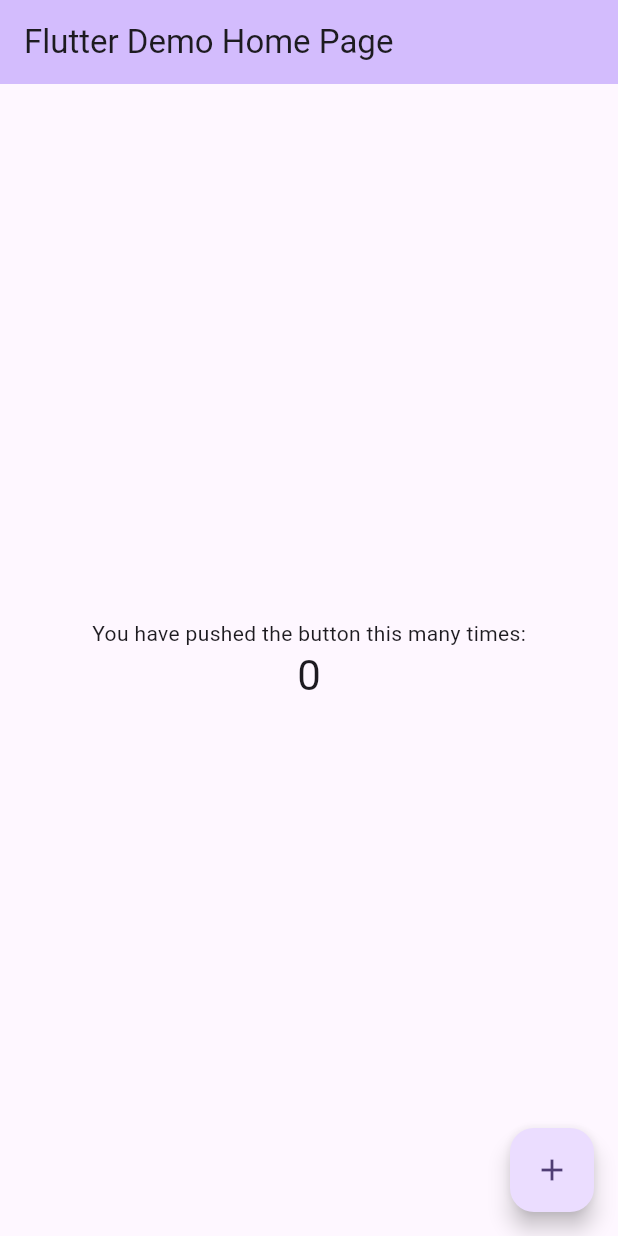
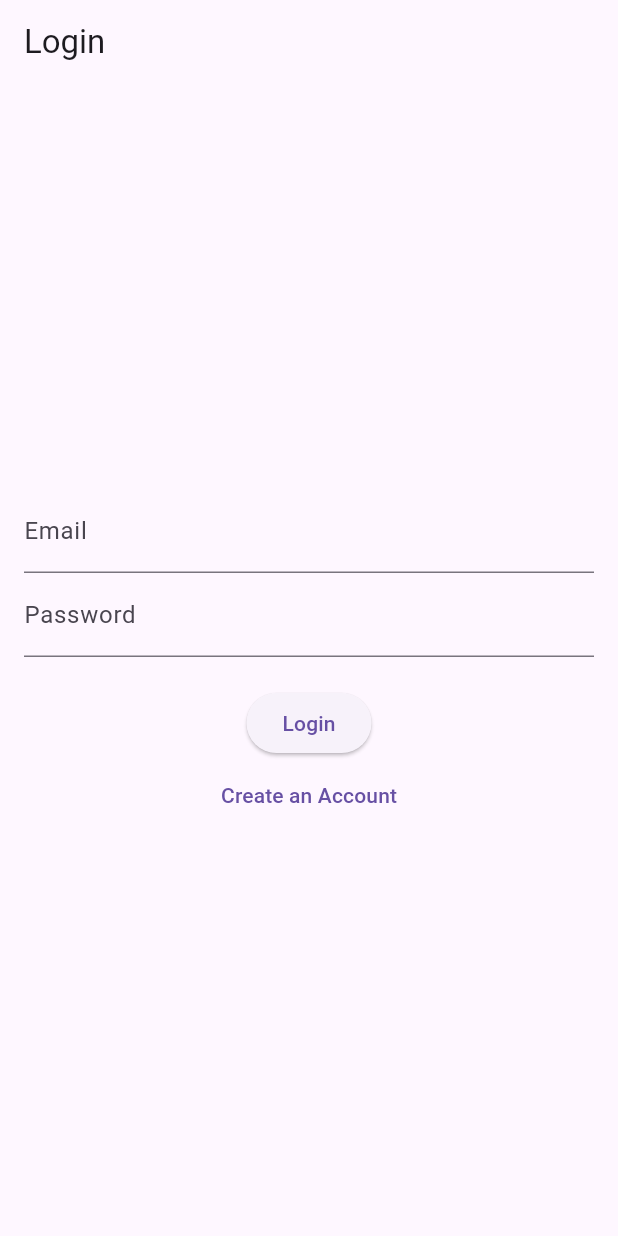
Before and after one commit to Steven-Awo/neuroflex2_app, a Flutter app: the screen it shows after launch, on a phone screen of 412 x 824 dp. Run offline on Flutter 3.47's test engine with Material 3 defaults, Android fonts, the light colour scheme and no system bars; our stand-ins replace firebase_auth, firebase_core; accounts and stored records are empty.

Commit message:
seting up ios

```diff
--- a/lib/main.dart
+++ b/lib/main.dart
@@ -1,122 +1,26 @@
 import 'package:flutter/material.dart';
+import 'package:firebase_core/firebase_core.dart';
+import 'pages/auth_page.dart';  // Import authentication page
+import 'services/firebase_options.dart';
 
-void main() {
-  runApp(const MyApp());
+void main() async {
+  WidgetsFlutterBinding.ensureInitialized();
+
+  // Initialize Firebase with Web Support
+  await Firebase.initializeApp(
+    options: DefaultFirebaseOptions.currentPlatform,
+  );
+
+  runApp(MyApp());
 }
 
 class MyApp extends StatelessWidget {
-  const MyApp({super.key});
-
-  // This widget is the root of your application.
   @override
   Widget build(BuildContext context) {
     return MaterialApp(
-      title: 'Flutter Demo',
-      theme: ThemeData(
-        // This is the theme of your application.
-        //
-        // TRY THIS: Try running your application with "flutter run". You'll see
-        // the application has a purple toolbar. Then, without quitting the app,
-        // try changing the seedColor in the colorScheme below to Colors.green
-        // and then invoke "hot reload" (save your changes or press the "hot
-        // reload" button in a Flutter-supported IDE, or press "r" if you used
-        // the command line to start the app).
-        //
-        // Notice that the counter didn't reset back to zero; the application
-        // state is not lost during the reload. To reset the state, use hot
-        // restart instead.
-        //
-        // This works for code too, not just values: Most code changes can be
-        // tested with just a hot reload.
-        colorScheme: ColorScheme.fromSeed(seedColor: Colors.deepPurple),
-      ),
-      home: const MyHomePage(title: 'Flutter Demo Home Page'),
+      debugShowCheckedModeBanner: false,
+      title: 'NeuroFlex App',
+      home: AuthPage(),  // This will now load the authentication page
     );
   }
 }
-
-class MyHomePage extends StatefulWidget {
-  const MyHomePage({super.key, required this.title});
-
-  // This widget is the home page of your application. It is stateful, meaning
-  // that it has a State object (defined below) that contains fields that affect
-  // how it looks.
-
-  // This class is the configuration for the state. It holds the values (in this
-  // case the title) provided by the parent (in this case the App widget) and
-  // used by the build method of the State. Fields in a Widget subclass are
-  // always marked "final".
-
-  final String title;
-
-  @override
-  State<MyHomePage> createState() => _MyHomePageState();
-}
-
-class _MyHomePageState extends State<MyHomePage> {
-  int _counter = 0;
-
-  void _incrementCounter() {
-    setState(() {
-      // This call to setState tells the Flutter framework that something has
-      // changed in this State, which causes it to rerun the build method below
-      // so that the display can reflect the updated values. If we changed
-      // _counter without calling setState(), then the build method would not be
-      // called again, and so nothing would appear to happen.
-      _counter++;
-    });
-  }
-
-  @override
-  Widget build(BuildContext context) {
-    // This method is rerun every time setState is called, for instance as done
-    // by the _incrementCounter method above.
-    //
-    // The Flutter framework has been optimized to make rerunning build methods
-    // fast, so that you can just rebuild anything that needs updating rather
-    // than having to individually change instances of widgets.
-    return Scaffold(
-      appBar: AppBar(
-        // TRY THIS: Try changing the color here to a specific color (to
-        // Colors.amber, perhaps?) and trigger a hot reload to see the AppBar
-        // change color while the other colors stay the same.
-        backgroundColor: Theme.of(context).colorScheme.inversePrimary,
-        // Here we take the value from the MyHomePage object that was created by
-        // the App.build method, and use it to set our appbar title.
-        title: Text(widget.title),
-      ),
-      body: Center(
-        // Center is a layout widget. It takes a single child and positions it
-        // in the middle of the parent.
-        child: Column(
-          // Column is also a layout widget. It takes a list of children and
-          // arranges them vertically. By default, it sizes itself to fit its
-          // children horizontally, and tries to be as tall as its parent.
-          //
-          // Column has various properties to control how it sizes itself and
-          // how it positions its children. Here we use mainAxisAlignment to
-          // center the children vertically; the main axis here is the vertical
-          // axis because Columns are vertical (the cross axis would be
-          // horizontal).
-          //
-          // TRY THIS: Invoke "debug painting" (choose the "Toggle Debug Paint"
-          // action in the IDE, or press "p" in the console), to see the
-          // wireframe for each widget.
-          mainAxisAlignment: MainAxisAlignment.center,
-          children: <Widget>[
-            const Text('You have pushed the button this many times:'),
-            Text(
-              '$_counter',
-              style: Theme.of(context).textTheme.headlineMedium,
-            ),
-          ],
-        ),
-      ),
-      floatingActionButton: FloatingActionButton(
-        onPressed: _incrementCounter,
-        tooltip: 'Increment',
-        child: const Icon(Icons.add),
-      ), // This trailing comma makes auto-formatting nicer for build methods.
-    );
-  }
-}
--- /dev/null
+++ b/lib/pages/auth_page.dart
@@ -0,0 +1,61 @@
+import 'package:flutter/material.dart';
+import '../services/auth_service.dart';
+
+class AuthPage extends StatefulWidget {
+  @override
+  _AuthPageState createState() => _AuthPageState();
+}
+
+class _AuthPageState extends State<AuthPage> {
+  final TextEditingController emailController = TextEditingController();
+  final TextEditingController passwordController = TextEditingController();
+  final AuthService _authService = AuthService();
+  bool isLogin = true;
+
+  @override
+  Widget build(BuildContext context) {
+    return Scaffold(
+      appBar: AppBar(title: Text(isLogin ? "Login" : "Sign Up")),
+      body: Padding(
+        padding: const EdgeInsets.all(16.0),
+        child: Column(
+          mainAxisAlignment: MainAxisAlignment.center,
+          children: [
+            TextField(
+              controller: emailController,
+              decoration: InputDecoration(labelText: "Email"),
+            ),
+            TextField(
+              controller: passwordController,
+              decoration: InputDecoration(labelText: "Password"),
+              obscureText: true,
+            ),
+            SizedBox(height: 20),
+            ElevatedButton(
+              onPressed: () async {
+                String email = emailController.text.trim();
+                String password = passwordController.text.trim();
+                if (email.isNotEmpty && password.isNotEmpty) {
+                  if (isLogin) {
+                    await _authService.signInWithEmail(email, password);
+                  } else {
+                    await _authService.signUpWithEmail(email, password);
+                  }
+                }
+              },
+              child: Text(isLogin ? "Login" : "Sign Up"),
+            ),
+            TextButton(
+              onPressed: () {
+                setState(() {
+                  isLogin = !isLogin;
+                });
+              },
+              child: Text(isLogin ? "Create an Account" : "Already have an account? Login"),
+            ),
+          ],
+        ),
+      ),
+    );
+  }
+}
--- /dev/null
+++ b/lib/services/auth_service.dart
@@ -0,0 +1,38 @@
+import 'package:firebase_auth/firebase_auth.dart';
+
+class AuthService {
+  final FirebaseAuth _auth = FirebaseAuth.instance;
+
+  // Sign Up Method
+  Future<User?> signUpWithEmail(String email, String password) async {
+    try {
+      UserCredential userCredential = await _auth.createUserWithEmailAndPassword(
+        email: email,
+        password: password,
+      );
+      return userCredential.user;
+    } catch (e) {
+      print("Sign Up Error: $e");
+      return null;
+    }
+  }
+
+  // Sign In Method
+  Future<User?> signInWithEmail(String email, String password) async {
+    try {
+      UserCredential userCredential = await _auth.signInWithEmailAndPassword(
+        email: email,
+        password: password,
+      );
+      return userCredential.user;
+    } catch (e) {
+      print("Sign In Error: $e");
+      return null;
+    }
+  }
+
+  // Sign Out Method
+  Future<void> signOut() async {
+    await _auth.signOut();
+  }
+}
```
Also changed, not shown: lib/services/firebase_options.dart (added), 2 other files.
